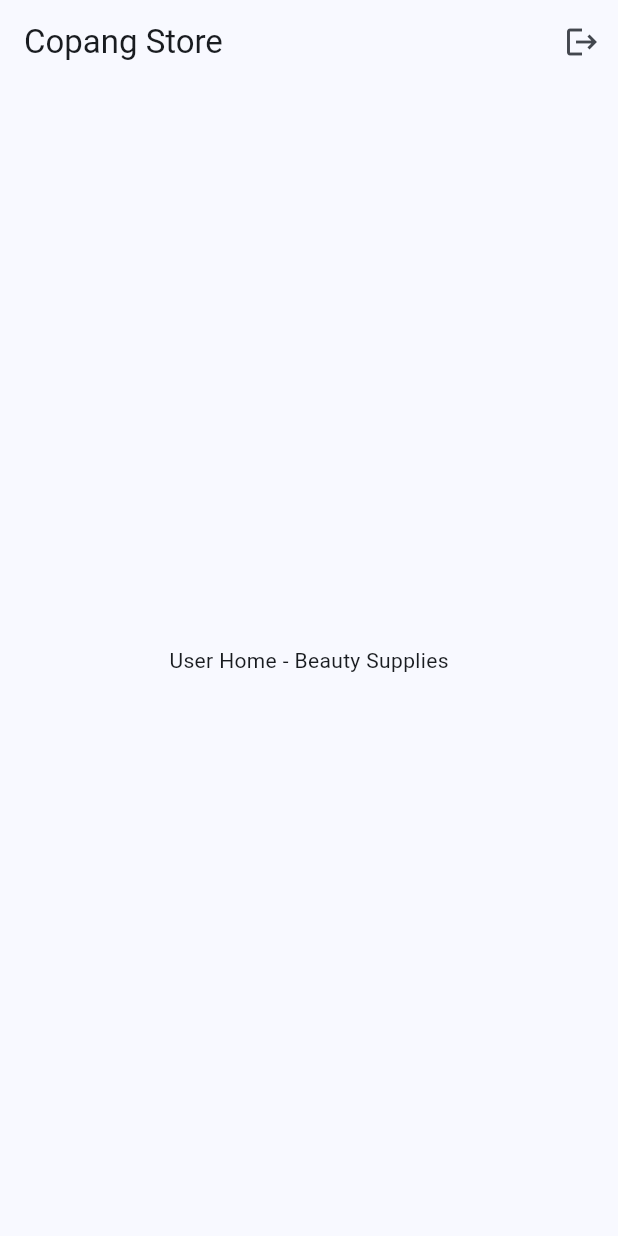
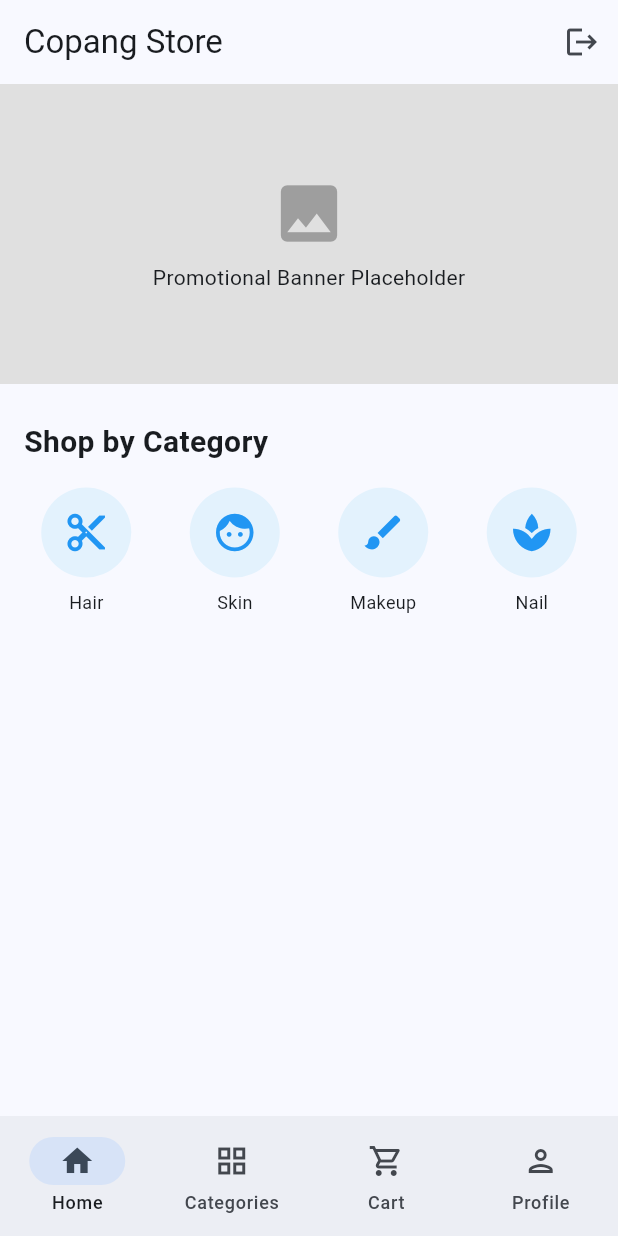
Before and after one commit to ParkTaeGyu/shopping-mall, a Flutter app: the UserHomeScreen screen opened by its route, on a phone screen of 412 x 824 dp. Run offline on Flutter 3.47's test engine with Material 3 defaults, Android fonts, the phone set to English and light mode, and no system bars; our stand-ins replace flutter_riverpod, go_router.

Commit message:
[ADD] User Home, Bottom Navigation, and Categories

```diff
--- /dev/null
+++ b/lib/src/core/scaffold_with_nav_bar.dart
@@ -0,0 +1,51 @@
+import 'package:flutter/material.dart';
+import 'package:go_router/go_router.dart';
+
+class ScaffoldWithNavBar extends StatelessWidget {
+  const ScaffoldWithNavBar({
+    required this.navigationShell,
+    super.key,
+  });
+
+  final StatefulNavigationShell navigationShell;
+
+  void _onTap(BuildContext context, int index) {
+    navigationShell.goBranch(
+      index,
+      initialLocation: index == navigationShell.currentIndex,
+    );
+  }
+
+  @override
+  Widget build(BuildContext context) {
+    return Scaffold(
+      body: navigationShell,
+      bottomNavigationBar: NavigationBar(
+        selectedIndex: navigationShell.currentIndex,
+        onDestinationSelected: (index) => _onTap(context, index),
+        destinations: const [
+          NavigationDestination(
+            icon: Icon(Icons.home_outlined),
+            selectedIcon: Icon(Icons.home),
+            label: 'Home',
+          ),
+          NavigationDestination(
+            icon: Icon(Icons.grid_view_outlined),
+            selectedIcon: Icon(Icons.grid_view),
+            label: 'Categories',
+          ),
+          NavigationDestination(
+            icon: Icon(Icons.shopping_cart_outlined),
+            selectedIcon: Icon(Icons.shopping_cart),
+            label: 'Cart',
+          ),
+          NavigationDestination(
+            icon: Icon(Icons.person_outlined),
+            selectedIcon: Icon(Icons.person),
+            label: 'Profile',
+          ),
+        ],
+      ),
+    );
+  }
+}
--- /dev/null
+++ b/lib/src/features/cart/presentation/cart_screen.dart
@@ -0,0 +1,13 @@
+import 'package:flutter/material.dart';
+
+class CartScreen extends StatelessWidget {
+  const CartScreen({super.key});
+
+  @override
+  Widget build(BuildContext context) {
+    return Scaffold(
+      appBar: AppBar(title: const Text('Shopping Cart')),
+      body: const Center(child: Text('Your Cart is Empty')),
+    );
+  }
+}
--- /dev/null
+++ b/lib/src/features/products/presentation/user/categories_screen.dart
@@ -0,0 +1,13 @@
+import 'package:flutter/material.dart';
+
+class CategoriesScreen extends StatelessWidget {
+  const CategoriesScreen({super.key});
+
+  @override
+  Widget build(BuildContext context) {
+    return Scaffold(
+      appBar: AppBar(title: const Text('Categories')),
+      body: const Center(child: Text('All Categories')),
+    );
+  }
+}
--- a/lib/src/features/products/presentation/user/user_home_screen.dart
+++ b/lib/src/features/products/presentation/user/user_home_screen.dart
@@ -19,9 +19,78 @@
           ),
         ],
       ),
-      body: const Center(
-        child: Text('User Home - Beauty Supplies'),
+      body: SingleChildScrollView(
+        child: Column(
+          children: [
+            // Banner
+            Container(
+              height: 200,
+              width: double.infinity,
+              color: Colors.grey[300],
+              child: const Center(
+                child: Column(
+                  mainAxisAlignment: MainAxisAlignment.center,
+                  children: [
+                    Icon(Icons.image, size: 50, color: Colors.grey),
+                    SizedBox(height: 8),
+                    Text('Promotional Banner Placeholder'),
+                  ],
+                ),
+              ),
+            ),
+            const SizedBox(height: 24),
+            // Categories
+            Padding(
+              padding: const EdgeInsets.symmetric(horizontal: 16.0),
+              child: Column(
+                crossAxisAlignment: CrossAxisAlignment.start,
+                children: [
+                  const Text(
+                    'Shop by Category',
+                    style: TextStyle(fontSize: 20, fontWeight: FontWeight.bold),
+                  ),
+                  const SizedBox(height: 16),
+                  GridView.count(
+                    shrinkWrap: true,
+                    physics: const NeverScrollableScrollPhysics(),
+                    crossAxisCount: 4,
+                    mainAxisSpacing: 16,
+                    crossAxisSpacing: 16,
+                    children: const [
+                      _CategoryItem(icon: Icons.cut, label: 'Hair'),
+                      _CategoryItem(icon: Icons.face, label: 'Skin'),
+                      _CategoryItem(icon: Icons.brush, label: 'Makeup'),
+                      _CategoryItem(icon: Icons.spa, label: 'Nail'),
+                    ],
+                  ),
+                ],
+              ),
+            ),
+          ],
+        ),
       ),
     );
   }
 }
+
+class _CategoryItem extends StatelessWidget {
+  final IconData icon;
+  final String label;
+
+  const _CategoryItem({required this.icon, required this.label});
+
+  @override
+  Widget build(BuildContext context) {
+    return Column(
+      children: [
+        CircleAvatar(
+          radius: 30,
+          backgroundColor: Colors.blue[50],
+          child: Icon(icon, color: Colors.blue, size: 30),
+        ),
+        const SizedBox(height: 8),
+        Text(label, style: const TextStyle(fontSize: 12)),
+      ],
+    );
+  }
+}
```
Also changed, not shown: lib/src/core/router.dart (+44 -4 lines), lib/src/features/profile/presentation/profile_screen.dart (added, +22 -0 lines), 1 other file.
